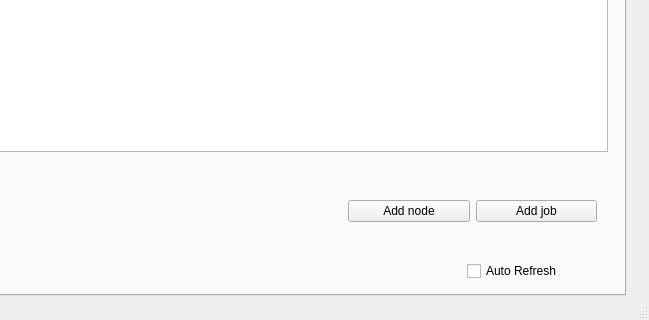
Above: ui/main_window.ui from mgrzybek/ows-qt-console before the change; both pictures show x 535 to 1184 and y 411 to 731 of the 1184 by 731 pixel window. Below: the same form after it.
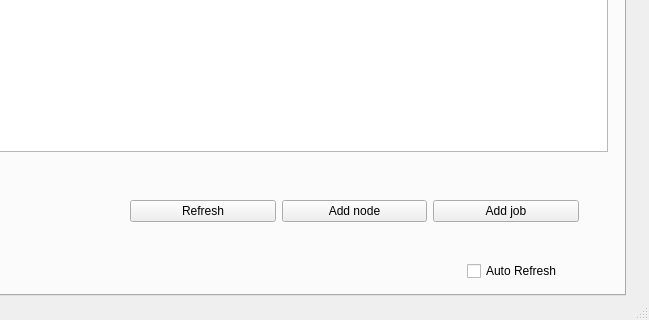
That is the form after the change.

Commit message:
Main_Window
Added a "refresh" button

Patch:
```diff
--- a/ui/main_window.ui
+++ b/ui/main_window.ui
@@ -53,13 +53,20 @@
      <widget class="QWidget" name="horizontalLayoutWidget">
       <property name="geometry">
        <rect>
-        <x>590</x>
+        <x>372</x>
         <y>510</y>
-        <width>271</width>
+        <width>471</width>
         <height>80</height>
        </rect>
       </property>
       <layout class="QHBoxLayout" name="horizontalLayout">
+       <item>
+        <widget class="QPushButton" name="get_nodes_button">
+         <property name="text">
+          <string>Refresh</string>
+         </property>
+        </widget>
+       </item>
        <item>
         <widget class="QPushButton" name="add_node_button">
          <property name="text">
```
The commit also changes 2 other files.
